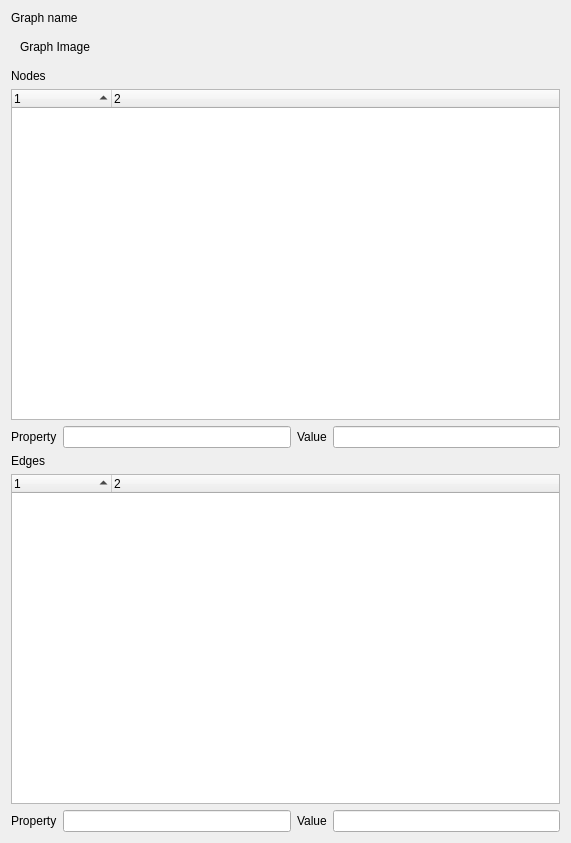
This is topo-blend/GraphExplorer.ui in ialhashim/topo-blend as Qt 5 draws it before an edit. The edited form follows.
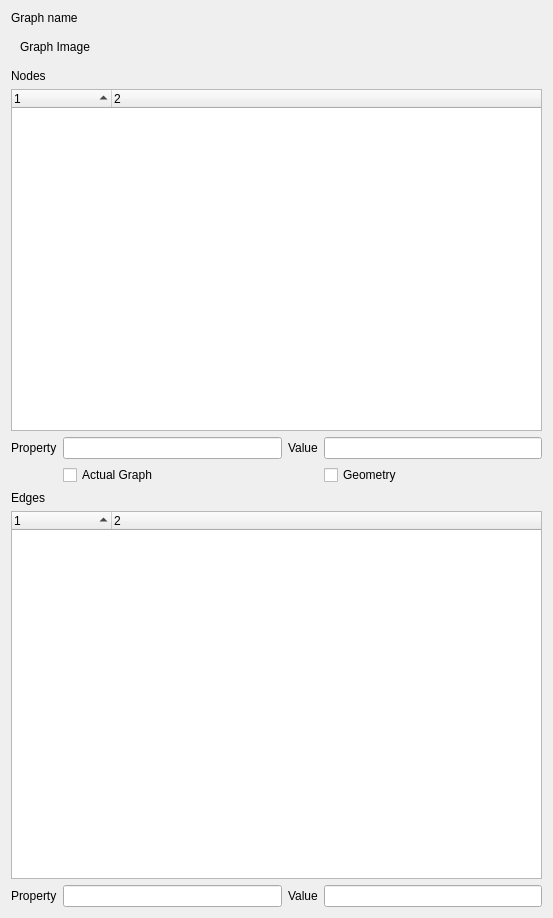
This is the edited form.

Commit message: [nurbs_plugin] preparing work for batch processing. [GraphExplorer] added useful analysis.

```diff
--- a/topo-blend/GraphExplorer.ui
+++ b/topo-blend/GraphExplorer.ui
@@ -6,8 +6,8 @@
    <rect>
     <x>0</x>
     <y>0</y>
-    <width>571</width>
-    <height>843</height>
+    <width>553</width>
+    <height>918</height>
    </rect>
   </property>
   <property name="windowTitle">
@@ -91,6 +91,20 @@
        </column>
       </widget>
      </item>
+     <item row="3" column="3">
+      <widget class="QCheckBox" name="isGeometry">
+       <property name="text">
+        <string>Geometry</string>
+       </property>
+      </widget>
+     </item>
+     <item row="3" column="1">
+      <widget class="QCheckBox" name="isActual">
+       <property name="text">
+        <string>Actual Graph</string>
+       </property>
+      </widget>
+     </item>
     </layout>
    </item>
    <item>
```
Left out of the diff: 14 changed lines with no effect on the pictures. The commit also changes 7 other files.
